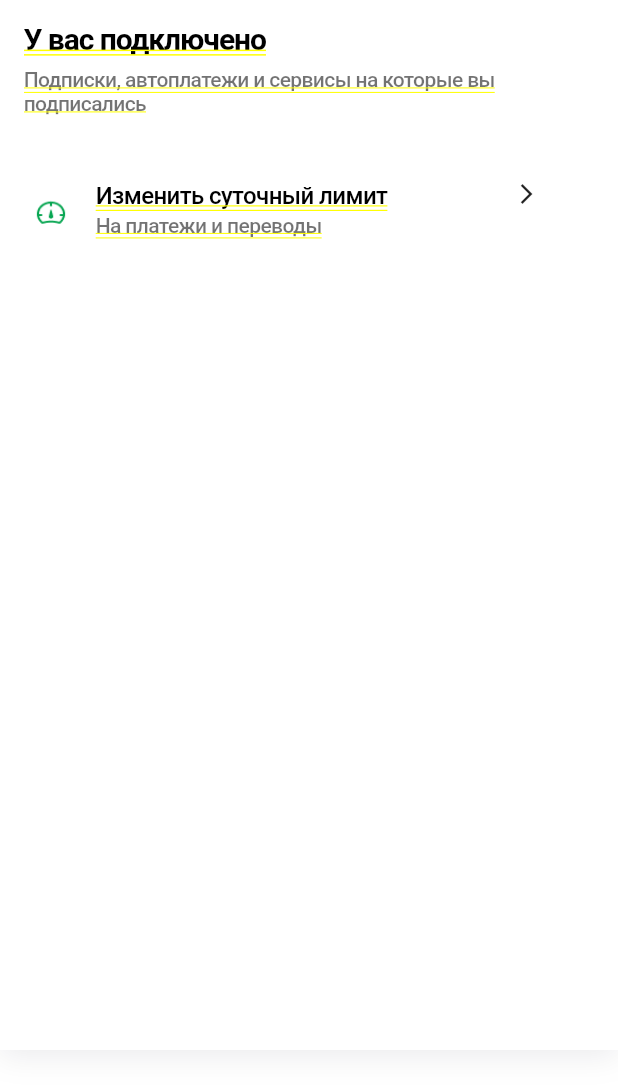
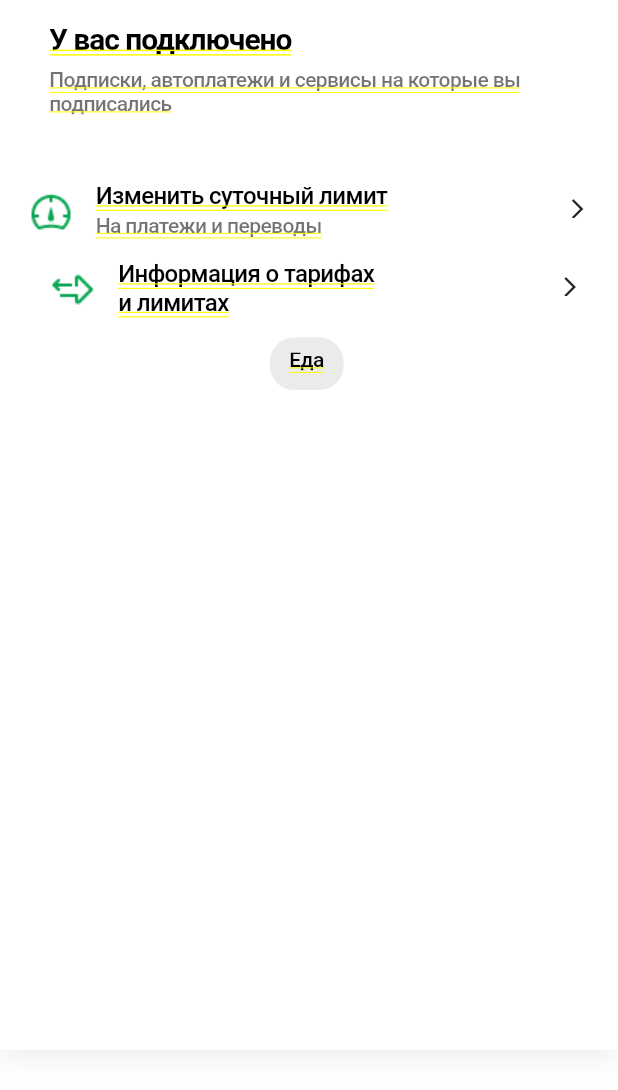
Before and after one commit to RiverSpider/digital_department_flutter, a Flutter app: the screen it shows after launch, on a phone screen of 412 x 824 dp. Shown: the top 1090 px of the screen. Run offline on Flutter 3.47's test engine with Material 3 defaults, Android fonts, the phone set to English and light mode, and no system bars; Roboto replaces fonts that are missing (SF Pro Text).

Commit message:
add: interests buttons

```diff
--- a/lib/mainsection/Disclosure.dart
+++ b/lib/mainsection/Disclosure.dart
@@ -50,11 +50,9 @@ class Disclosure extends StatelessWidget {
                                   child: Stack(
                                     children: [
                                       Positioned(
-                                        left: 5,
-                                        top: 6.92,
                                         child: Container(
-                                          width: 26,
-                                          height: 23.10,
+                                          width: 36,
+                                          height: 36,
                                           decoration: BoxDecoration(
                                             image: DecorationImage(
                                               image: AssetImage(image),
@@ -119,36 +117,26 @@ class Disclosure extends StatelessWidget {
                         mainAxisAlignment: MainAxisAlignment.start,
                         crossAxisAlignment: CrossAxisAlignment.start,
                         children: [
-                          SizedBox(width: 16, height: 40),
+                          SizedBox(width: 50, height: 40),
                           SizedBox(
                             width: 24,
                             height: 24,
                             child: Stack(children: [
+                              Positioned(
+                                top: 10,
+                                child:
                               Icon(
-                              Icons.arrow_forward_ios,
+                                Icons.arrow_forward_ios,
                                 size: 16,
-                            ),
+                              ),
+                              )
+
                                 ]),
                           ),
                           SizedBox(width: 8, height: 40),
                         ],
                       ),
                     ),
-                  ],
-                ),
-              ),
-              const SizedBox(width: 375, height: 12),
-              SizedBox(
-                width: 311,
-                child: Row(
-                  mainAxisSize: MainAxisSize.min,
-                  mainAxisAlignment: MainAxisAlignment.center,
-                  crossAxisAlignment: CrossAxisAlignment.center,
-                  children: [
-                    Container(
-                      height: 2, // Высота полоски
-                      color: Colors.grey, // Цвет полоски
-                    )
                   ],
                 ),
               ),
--- a/lib/mainsection/Disclosure2.dart
+++ b/lib/mainsection/Disclosure2.dart
@@ -9,8 +9,6 @@ class Disclosure2 extends StatelessWidget {
     return Column(
       children: [
         Container(
-          width: 375,
-          height: 64,
           clipBehavior: Clip.antiAlias,
           decoration: BoxDecoration(color: Colors.white.withOpacity(0)),
           child: Column(
@@ -18,10 +16,10 @@ class Disclosure2 extends StatelessWidget {
             mainAxisAlignment: MainAxisAlignment.start,
             crossAxisAlignment: CrossAxisAlignment.start,
             children: [
-              Container(width: 375, height: 12),
+              const SizedBox(width: 375, height: 12),
               Container(
                 clipBehavior: Clip.antiAlias,
-                decoration: BoxDecoration(),
+                decoration: const BoxDecoration(),
                 child: Row(
                   mainAxisSize: MainAxisSize.min,
                   mainAxisAlignment: MainAxisAlignment.start,
@@ -29,33 +27,31 @@ class Disclosure2 extends StatelessWidget {
                   children: [
                     Container(
                       clipBehavior: Clip.antiAlias,
-                      decoration: BoxDecoration(),
+                      decoration: const BoxDecoration(),
                       child: Row(
                         mainAxisSize: MainAxisSize.min,
                         mainAxisAlignment: MainAxisAlignment.start,
                         crossAxisAlignment: CrossAxisAlignment.start,
                         children: [
-                          Container(width: 16, height: 40),
+                          const SizedBox(width: 16, height: 40),
                           Container(
                             clipBehavior: Clip.antiAlias,
-                            decoration: BoxDecoration(),
+                            decoration: const BoxDecoration(),
                             child: Column(
                               mainAxisSize: MainAxisSize.min,
                               mainAxisAlignment: MainAxisAlignment.start,
                               crossAxisAlignment: CrossAxisAlignment.center,
                               children: [
-                                Container(width: 36, height: 2),
-                                Container(
+                                const SizedBox(width: 36, height: 2),
+                                SizedBox(
                                   width: 36,
                                   height: 36,
                                   child: Stack(
                                     children: [
                                       Positioned(
-                                        left: 4,
-                                        top: 8.41,
                                         child: Container(
-                                          width: 27,
-                                          height: 19.18,
+                                          width: 36,
+                                          height: 36,
                                           decoration: BoxDecoration(
                                             image: DecorationImage(
                                               image: AssetImage(image),
@@ -67,12 +63,12 @@ class Disclosure2 extends StatelessWidget {
                                     ],
                                   ),
                                 ),
-                                Container(width: 36, height: 2),
+                                const SizedBox(width: 36, height: 2),
                               ],
                             ),
                           ),
-                          Container(width: 12, height: 40),
-                          Container(
+                          const SizedBox(width: 12, height: 40),
+                          SizedBox(
                             width: 263,
                             child: Column(
                               mainAxisSize: MainAxisSize.min,
@@ -80,15 +76,14 @@ class Disclosure2 extends StatelessWidget {
                               crossAxisAlignment: CrossAxisAlignment.start,
                               children: [
                                 SizedBox(
-                                  width: double.infinity,
+                                  width: 180,
                                   child: Text(
                                     title,
-                                    style: TextStyle(
+                                    style: const TextStyle(
                                       color: Colors.black,
                                       fontSize: 16,
                                       fontFamily: 'SF Pro Text',
                                       fontWeight: FontWeight.w500,
-                                      height: 0.08,
                                       letterSpacing: -0.40,
                                     ),
                                   ),
@@ -101,30 +96,37 @@ class Disclosure2 extends StatelessWidget {
                     ),
                     Container(
                       clipBehavior: Clip.antiAlias,
-                      decoration: BoxDecoration(),
-                      child: Row(
+                      decoration: const BoxDecoration(),
+                      child: const Row(
                         mainAxisSize: MainAxisSize.min,
                         mainAxisAlignment: MainAxisAlignment.start,
                         crossAxisAlignment: CrossAxisAlignment.start,
                         children: [
-                          Container(width: 16, height: 40),
-                          Container(
+                          SizedBox(width: 20, height: 40),
+                          SizedBox(
                             width: 24,
                             height: 24,
                             child: Stack(children: [
-                              Icon(
-                              Icons.arrow_forward_ios,
-                            ),
-                                ]),
+                              Positioned(
+                                top: 10,
+                                left: 10,
+                                child:
+                                Icon(
+                                  Icons.arrow_forward_ios,
+                                  size: 16,
+                                ),
+                              )
+
+                            ]),
                           ),
-                          Container(width: 8, height: 40),
+                          SizedBox(width: 8, height: 40),
                         ],
                       ),
                     ),
                   ],
                 ),
               ),
-              Container(width: 375, height: 12),
+              const SizedBox(width: 375, height: 12),
             ],
           ),
         ),
--- a/lib/mainsection/fill.dart
+++ b/lib/mainsection/fill.dart
@@ -10,7 +10,7 @@ class Fill extends StatelessWidget {
       children: [
         Container(
           width: 49,
-          height: 32,
+          height: 35,
           clipBehavior: Clip.antiAlias,
           decoration: ShapeDecoration(
             color: Colors.black.withOpacity(0.07999999821186066),
@@ -23,10 +23,10 @@ class Fill extends StatelessWidget {
             mainAxisAlignment: MainAxisAlignment.start,
             crossAxisAlignment: CrossAxisAlignment.center,
             children: [
-              Container(width: 34, height: 7),
+              const SizedBox(width: 34, height: 10),
               Container(
                 clipBehavior: Clip.antiAlias,
-                decoration: BoxDecoration(),
+                decoration: const BoxDecoration(),
                 child: Row(
                   mainAxisSize: MainAxisSize.min,
                   mainAxisAlignment: MainAxisAlignment.start,
@@ -34,16 +34,16 @@ class Fill extends StatelessWidget {
                   children: [
                     Container(
                       clipBehavior: Clip.antiAlias,
-                      decoration: BoxDecoration(),
+                      decoration: const BoxDecoration(),
                       child: Row(
                         mainAxisSize: MainAxisSize.min,
                         mainAxisAlignment: MainAxisAlignment.start,
                         crossAxisAlignment: CrossAxisAlignment.center,
                         children: [
-                          Container(width: 12, height: 18),
+                          const SizedBox(width: 12, height: 18),
                           Text(
                             title,
-                            style: TextStyle(
+                            style: const TextStyle(
                               color: Colors.black,
                               fontSize: 14,
                               fontFamily: 'SF Pro Text',
@@ -55,20 +55,18 @@ class Fill extends StatelessWidget {
                         ],
                       ),
                     ),
-                    Container(
-                      child: Row(
-                        mainAxisSize: MainAxisSize.min,
-                        mainAxisAlignment: MainAxisAlignment.start,
-                        crossAxisAlignment: CrossAxisAlignment.center,
-                        children: [
-                          Container(width: 12, height: 18),
-                        ],
-                      ),
+                    const Row(
+                      mainAxisSize: MainAxisSize.min,
+                      mainAxisAlignment: MainAxisAlignment.start,
+                      crossAxisAlignment: CrossAxisAlignment.center,
+                      children: [
+                        SizedBox(width: 12, height: 18),
+                      ],
                     ),
                   ],
                 ),
               ),
-              Container(width: 34, height: 7),
+              const SizedBox(width: 34, height: 7),
             ],
           ),
         ),
--- a/lib/mainsection/mainsection.dart
+++ b/lib/mainsection/mainsection.dart
@@ -1,3 +1,4 @@
+import 'package:digital_department_flutter/mainsection/fill.dart';
 import 'package:digital_department_flutter/mainsection/sectionheader.dart';
 import 'package:flutter/material.dart';
 
@@ -26,6 +27,8 @@ class MainSection extends StatelessWidget {
                 SectionHeader(title: 'У вас подключено', description: 'Подписки, автоплатежи и сервисы на которые вы подписались'),
                   SizedBox(height: 20),
                   Disclosure(title: 'Изменить суточный лимит', description: 'На платежи и переводы', image: "images/speed.png"),
+                  Disclosure2(title: 'Информация о тарифах и лимитах', image: "images/arrowright.png"),
+                  Fill(title: 'Еда')
 
               ],
               ),
```
